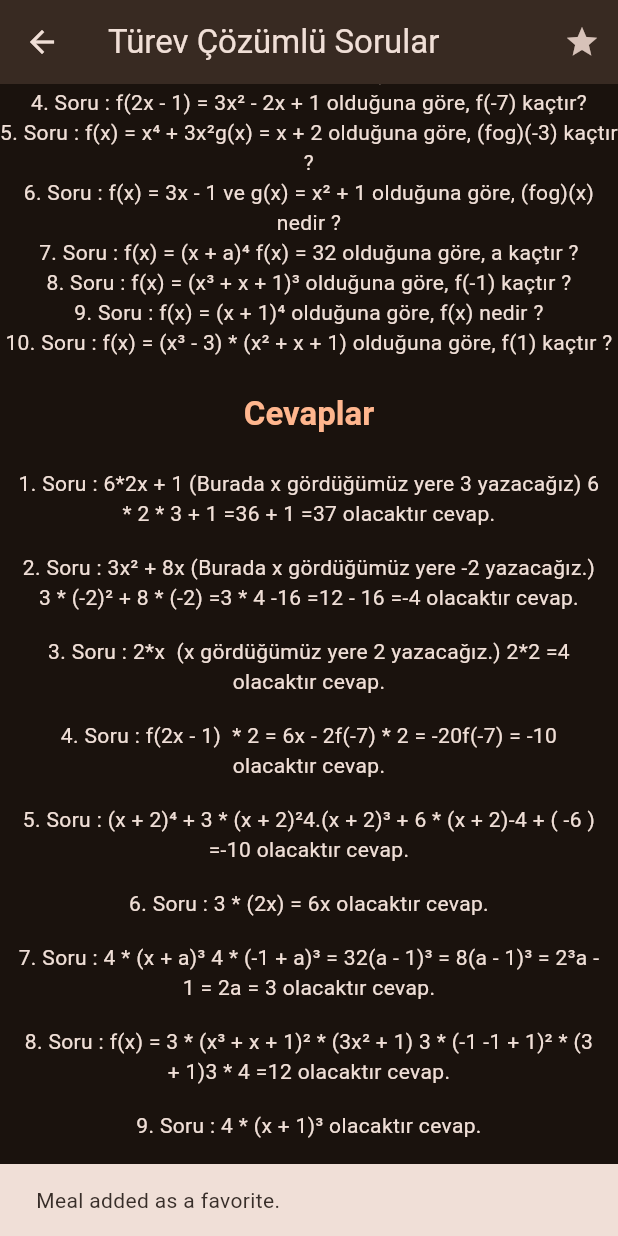
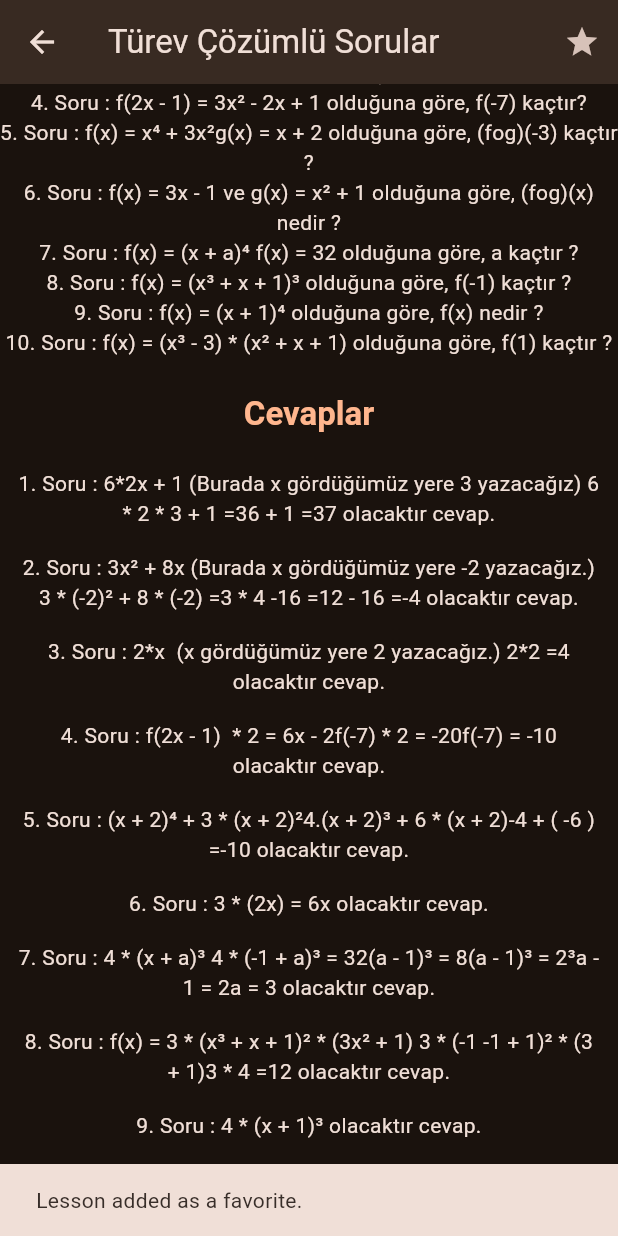
Before and after one commit to shallwebegin/kivi_app, a Flutter app: the LessonDetailScreen screen opened directly with sample values from the repository, scrolled down 474 dp, after a tap on the "star border" icon, on a phone screen of 412 x 824 dp. Run offline on Flutter 3.47's test engine with Material 3 defaults, Android fonts, the phone set to English and light mode, and no system bars; our stand-ins replace cloud_firestore, firebase_auth, firebase_core, firebase_storage, flutter_riverpod, image_picker and 1 more; accounts and stored records are empty; network calls fail.

Commit message:
training 2

```diff
--- a/lib/main.dart
+++ b/lib/main.dart
@@ -1,9 +1,8 @@
 import 'package:flutter/material.dart';
 import 'package:firebase_core/firebase_core.dart';
 import 'package:flutter_riverpod/flutter_riverpod.dart';
-import 'package:kivi_app/screens/admin.dart';
 
-import 'package:kivi_app/widgets/student_list.dart';
+import 'package:kivi_app/screens/start_screen.dart';
 
 import 'firebase_options.dart';
 
@@ -28,7 +27,7 @@ class App extends StatelessWidget {
             brightness: Brightness.dark,
             seedColor: const Color.fromARGB(255, 131, 57, 0),
           )),
-      home: const AdminScreen(),
+      home: const StartScreen(),
     );
   }
 }
--- a/lib/screens/filters.dart
+++ b/lib/screens/filters.dart
@@ -1,8 +1,6 @@
 import 'package:flutter/material.dart';
 import 'package:flutter_riverpod/flutter_riverpod.dart';
 
-// import 'package:meals/screens/tabs.dart';
-// import 'package:meals/widgets/main_drawer.dart';
 import 'package:kivi_app/providers/filter_provider.dart';
 
 class FiltersScreen extends ConsumerWidget {
--- a/lib/screens/lesson_detail.dart
+++ b/lib/screens/lesson_detail.dart
@@ -14,9 +14,9 @@ class LessonDetailScreen extends ConsumerWidget {
 
   @override
   Widget build(BuildContext context, WidgetRef ref) {
-    final favoriteMeals = ref.watch(favoriteProvider);
+    final favoriteLessons = ref.watch(favoriteProvider);
 
-    final isFavorite = favoriteMeals.contains(ders);
+    final isFavorite = favoriteLessons.contains(ders);
 
     return Scaffold(
       appBar: AppBar(title: Text(ders.title), actions: [
@@ -28,8 +28,9 @@ class LessonDetailScreen extends ConsumerWidget {
             ScaffoldMessenger.of(context).clearSnackBars();
             ScaffoldMessenger.of(context).showSnackBar(
               SnackBar(
-                content: Text(
-                    wasAdded ? 'Meal added as a favorite.' : 'Meal removed.'),
+                content: Text(wasAdded
+                    ? 'Lesson added as a favorite.'
+                    : 'Lesson removed.'),
               ),
             );
           },
```
Also changed, not shown: lib/widgets/student_list.dart (+12 -0 lines), lib/widgets/user_image_picker.dart (+26 -4 lines).
